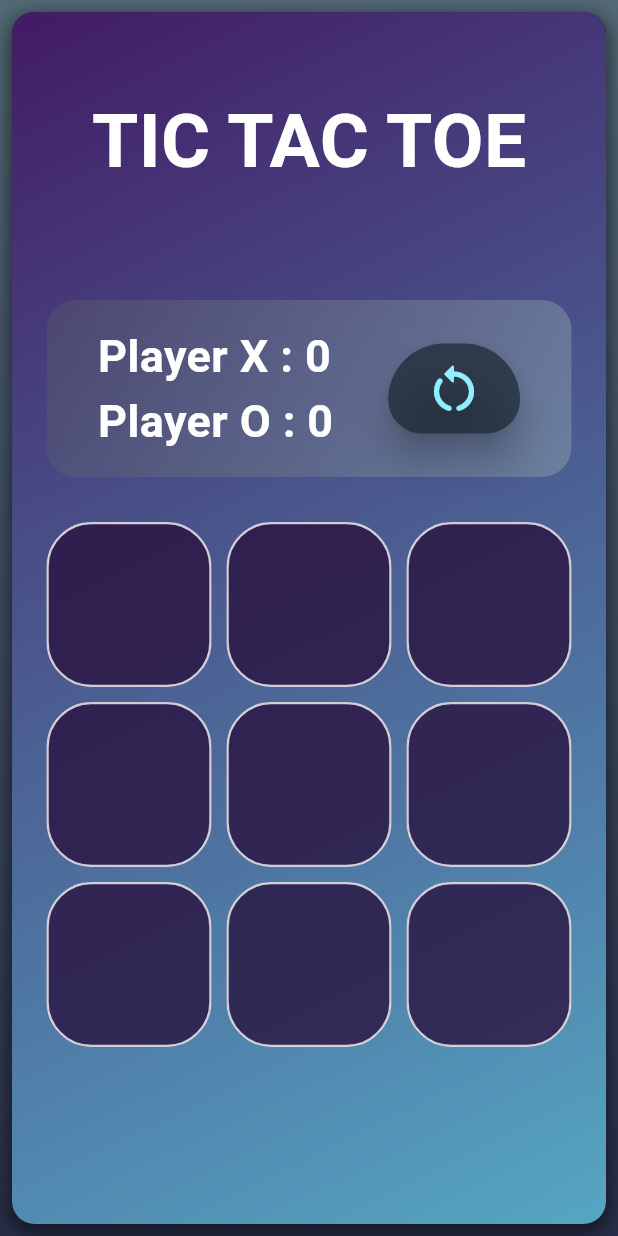
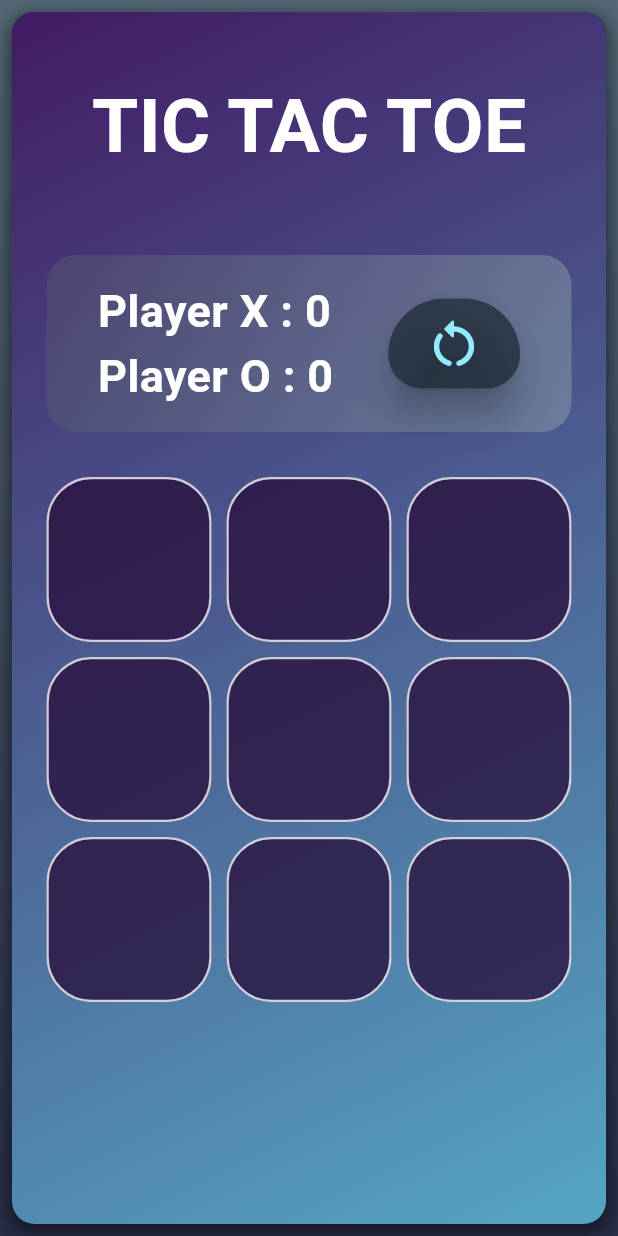
Before and after one commit to nakuldevmv/Tic-Tac-Toe-Game, a Flutter app: the screen it shows after launch, on a phone screen of 412 x 824 dp. Run offline on Flutter 3.47's test engine with Material 3 defaults, Android fonts, the phone set to English and light mode, and no system bars.

Commit message:
Update tictactoe.dart

```diff
--- a/lib/TicTacToe/tictactoe.dart
+++ b/lib/TicTacToe/tictactoe.dart
@@ -50,11 +50,11 @@ class _TicTacToeState extends State<TicTacToe> {
             // mainAxisAlignment: MainAxisAlignment.spaceBetween,
             children: <Widget>[
               const SizedBox(
-                height: 50,
+                height: 40,
               ),
               const Text("TIC TAC TOE", style: TextStyle(fontSize: 50, fontWeight: FontWeight.bold, color: Colors.white)),
               const SizedBox(
-                height: 70,
+                height: 50,
               ),
               Container(
                 width: 350,
```
